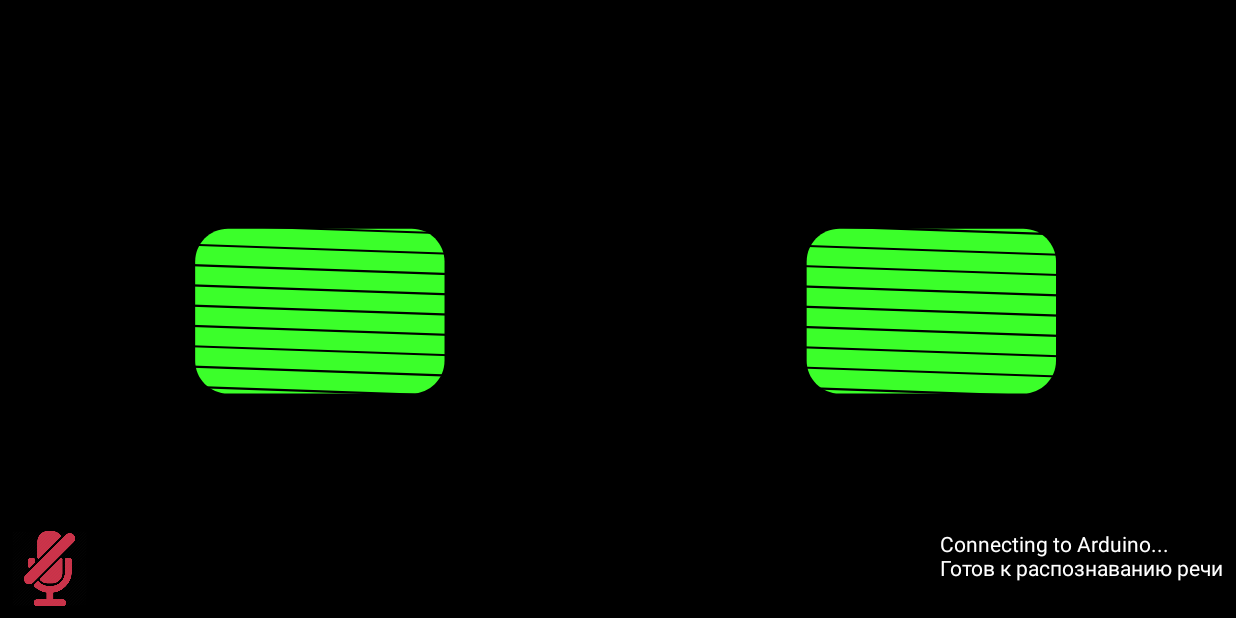
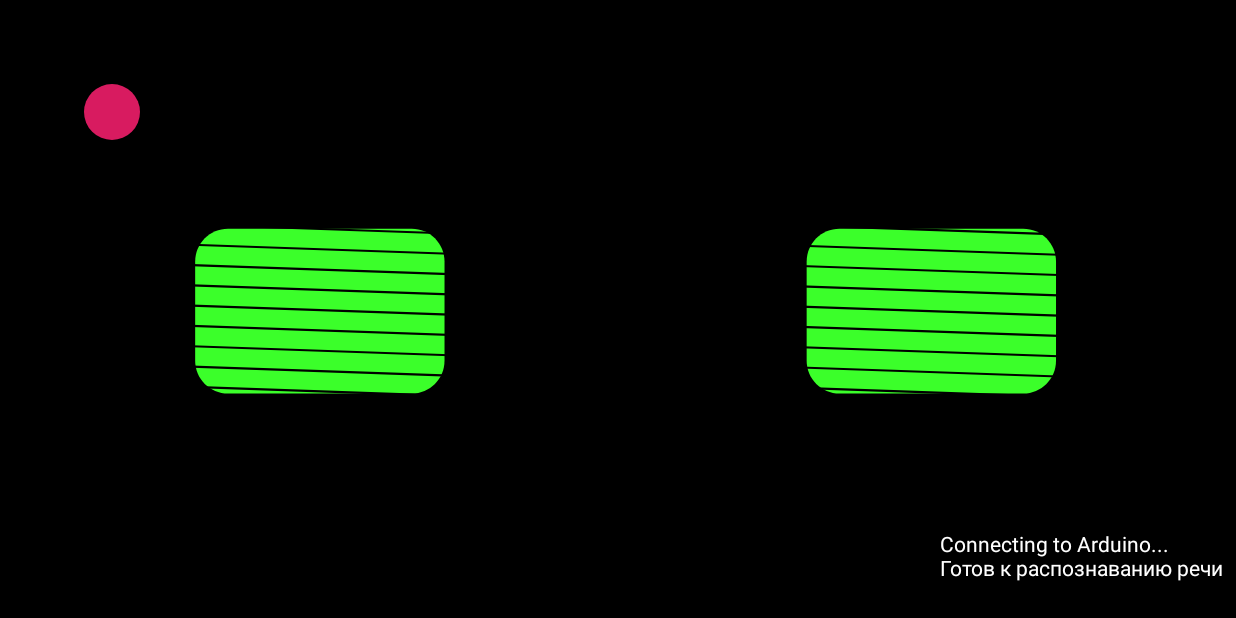
Before and after one commit to AndroiDjo/QueryRobot, an Android app: the screen it shows after launch (MainActivity), on a phone screen of 824 x 412 dp (held sideways). Run offline under Robolectric (Android 15) with nearby library versions, the phone set to English and light mode, and no system bars; libraries missing offline, so code that uses them is left out: edu.cmu.pocketsphinx; 8 statements that could not run were skipped.

Commit message:
доработал отключение консоли прикрутил джойстик, управляющий моторами

```diff
--- a/app/src/main/java/com/androidjo/queryrobot/BtSingleton.java
+++ b/app/src/main/java/com/androidjo/queryrobot/BtSingleton.java
@@ -207,16 +207,18 @@ public class BtSingleton {
             final int lineAmount = 20;
             tv.post(new Runnable() {
                 public void run() {
-                    tv.append(s+"\n");
+                    if (tv != null) {
+                        tv.append(s + "\n");
                         Layout l = tv.getLayout();
-                    if (l!=null) {
+                        if (l != null) {
                             final int scrollAmount = tv.getLayout().getLineTop(tv.getLineCount()) - tv.getHeight();
                             if (scrollAmount > 0)
                                 tv.scrollTo(0, scrollAmount);
                             else
                                 tv.scrollTo(0, 0);
                             if (tv.getLineCount() > lineAmount) {
-                            tv.getEditableText().delete(0, tv.getText().toString().indexOf("\n")+1);
+                                tv.getEditableText().delete(0, tv.getText().toString().indexOf("\n") + 1);
+                            }
                         }
                     }
                 }
--- a/app/src/main/java/com/androidjo/queryrobot/Util.java
+++ b/app/src/main/java/com/androidjo/queryrobot/Util.java
@@ -5,4 +5,10 @@ public class Util {
     public static void log(String msg) {
         BtSingleton.getInstance().console(msg);
     }
+
+    public static int mapRangeToRange(int x, int in_min, int in_max, int out_min, int out_max) {
+        int result = 0;
+        result = (x - in_min) * (out_max - out_min) / (in_max - in_min) + out_min;
+        return result;
+    }
 }
--- a/app/src/main/res/layout/activity_bt_console.xml
+++ b/app/src/main/res/layout/activity_bt_console.xml
@@ -11,6 +11,7 @@
         android:id="@+id/joystickView"
         android:layout_width="wrap_content"
         android:layout_height="150dp"
+        app:JV_buttonColor="@color/colorAccent"
         app:layout_constraintEnd_toEndOf="parent"
         app:layout_constraintStart_toStartOf="parent"
         tools:layout_editor_absoluteY="511dp" />
--- a/app/src/main/res/layout/activity_main.xml
+++ b/app/src/main/res/layout/activity_main.xml
@@ -10,9 +10,9 @@
         android:id="@+id/animation_view"
         android:layout_width="wrap_content"
         android:layout_height="wrap_content"
-        app:lottie_rawRes="@raw/robo_eyes"
+        app:lottie_autoPlay="true"
         app:lottie_loop="true"
-        app:lottie_autoPlay="true" />
+        app:lottie_rawRes="@raw/robo_eyes" />
 
     <TextView
         android:id="@+id/textView"
@@ -33,9 +33,21 @@
         android:layout_height="50dp"
         android:layout_marginStart="8dp"
         android:layout_marginBottom="8dp"
-        android:minWidth="100px"
         app:layout_constraintBottom_toBottomOf="parent"
-        app:layout_constraintStart_toStartOf="parent"
-        app:srcCompat="@drawable/mic_mute" />
+        app:layout_constraintStart_toStartOf="parent" />
+
+    <LinearLayout
+        android:layout_width="150dp"
+        android:layout_height="150dp"
+        android:orientation="vertical">
+
+        <com.androidjo.queryrobot.ui.JoystickView
+            android:id="@+id/joystickView"
+            android:layout_width="wrap_content"
+            android:layout_height="150dp"
+            app:JV_buttonColor="@color/colorAccent"
+            app:layout_constraintEnd_toEndOf="parent"
+            app:layout_constraintStart_toStartOf="parent" />
+    </LinearLayout>
 
 </android.support.constraint.ConstraintLayout>
--- a/app/src/main/res/values/colors.xml
+++ b/app/src/main/res/values/colors.xml
@@ -2,6 +2,6 @@
 <resources>
     <color name="colorPrimary">#008577</color>
     <color name="colorPrimaryDark">#00574B</color>
-    <color name="colorAccent">#D81B60</color>
+    <color name="colorAccent">#d81b60</color>
     <color name="background_material_light">#000000</color>
 </resources>
```
Also changed, not shown: app/src/main/java/com/androidjo/queryrobot/MainActivity.java (+35 -0 lines), app/src/main/java/com/androidjo/queryrobot/Motor.java (+11 -9 lines), app/src/main/java/com/androidjo/queryrobot/Spine.java (+16 -6 lines), 1 other file. Lines whose indentation alone changed are shown as unchanged.
